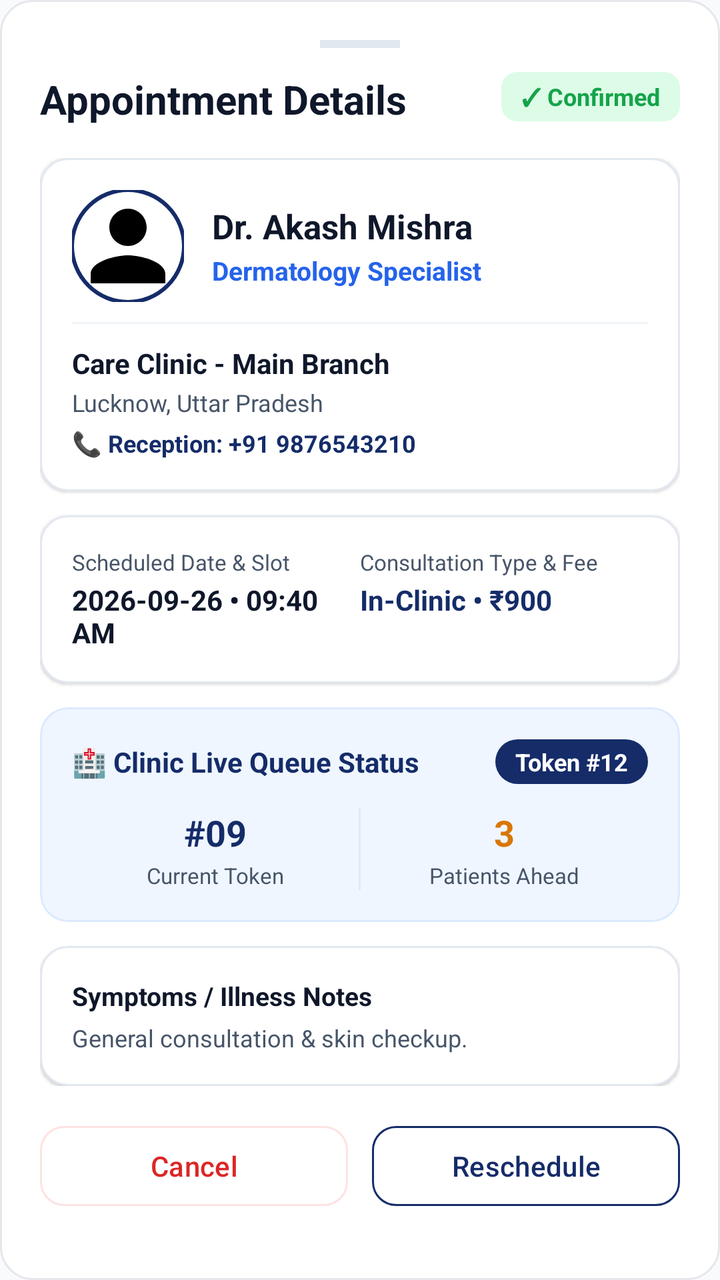
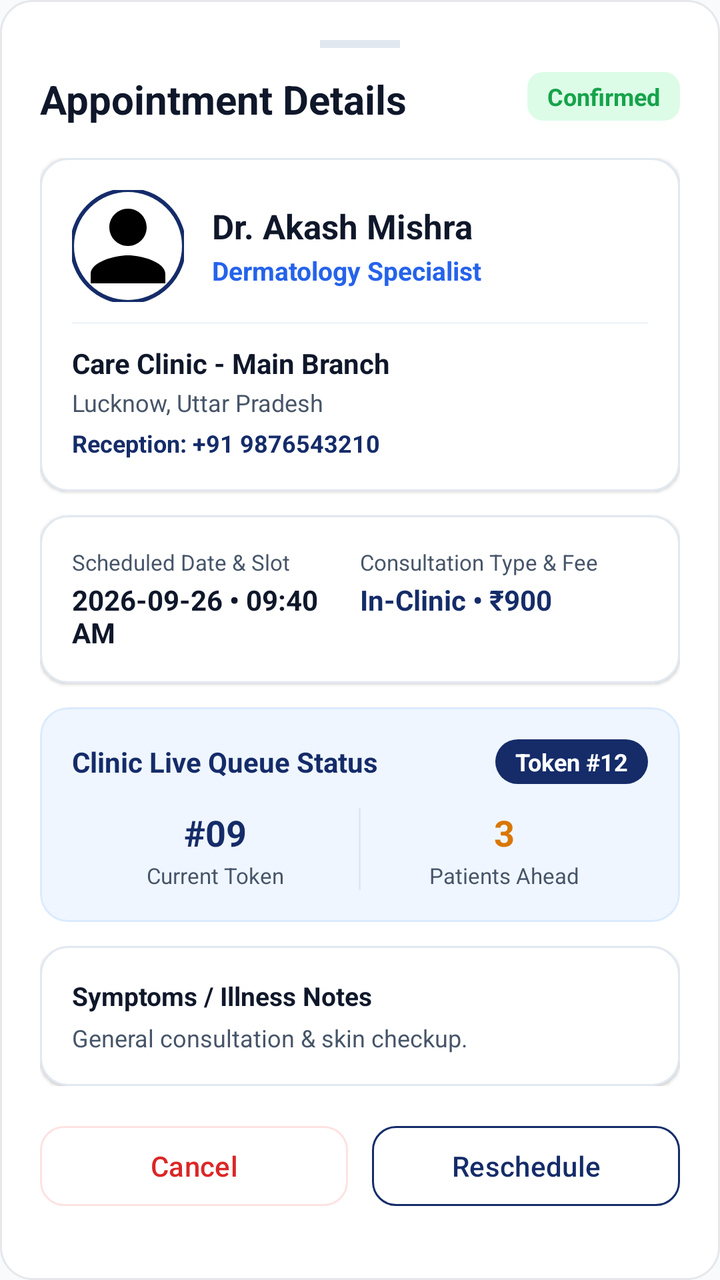

The first picture is an Android layout as it rendered before a commit; the second is the same layout after the commit. The layout source and the unified diff follow.
<!-- AndroidManifest.xml: application theme Theme.CareWell -->
<!-- res/layout/bottom_sheet_appointment_details.xml -->
<?xml version="1.0" encoding="utf-8"?>
<LinearLayout xmlns:android="http://schemas.android.com/apk/res/android"
    xmlns:app="http://schemas.android.com/apk/res-auto"
    android:layout_width="match_parent"
    android:layout_height="wrap_content"
    android:background="@drawable/bg_rounded_card"
    android:orientation="vertical"
    android:padding="20dp">

    
    <View
        android:layout_width="40dp"
        android:layout_height="4dp"
        android:layout_gravity="center_horizontal"
        android:layout_marginBottom="12dp"
        android:background="@color/card_stroke" />

    <RelativeLayout
        android:layout_width="match_parent"
        android:layout_height="wrap_content">

        <TextView
            android:layout_width="wrap_content"
            android:layout_height="wrap_content"
            android:layout_alignParentStart="true"
            android:text="Appointment Details"
            android:textColor="@color/text_primary"
            android:textSize="20sp"
            android:textStyle="bold" />

        <LinearLayout
            android:id="@+id/ll_detail_status_badge"
            android:layout_width="wrap_content"
            android:layout_height="wrap_content"
            android:layout_alignParentEnd="true"
            android:background="@drawable/bg_badge_verified"
            android:paddingHorizontal="10dp"
            android:paddingVertical="4dp">

            <TextView
                android:id="@+id/tv_detail_status"
                android:layout_width="wrap_content"
                android:layout_height="wrap_content"
                android:text="✓ Confirmed"
                android:textColor="@color/success_green"
                android:textSize="12sp"
                android:textStyle="bold" />
        </LinearLayout>
    </RelativeLayout>

    <ScrollView
        android:layout_width="match_parent"
        android:layout_height="wrap_content"
        android:layout_marginTop="16dp">

        <LinearLayout
            android:layout_width="match_parent"
            android:layout_height="wrap_content"
            android:orientation="vertical">

            
            <com.google.android.material.card.MaterialCardView
                android:layout_width="match_parent"
                android:layout_height="wrap_content"
                app:cardBackgroundColor="@color/surface_white"
                app:cardCornerRadius="14dp"
                app:cardElevation="1dp"
                app:strokeColor="@color/card_stroke"
                app:strokeWidth="1dp">

                <LinearLayout
                    android:layout_width="match_parent"
                    android:layout_height="wrap_content"
                    android:orientation="vertical"
                    android:padding="16dp">

                    <LinearLayout
                        android:layout_width="match_parent"
                        android:layout_height="wrap_content"
                        android:gravity="center_vertical"
                        android:orientation="horizontal">

                        <com.google.android.material.imageview.ShapeableImageView
                            android:id="@+id/iv_detail_doctor_image"
                            android:layout_width="56dp"
                            android:layout_height="56dp"
                            android:contentDescription="Doctor Photo"
                            android:scaleType="centerCrop"
                            android:src="@drawable/ic_user"
                            app:shapeAppearanceOverlay="@style/ShapeAppearanceOverlay.App.Circle"
                            app:strokeColor="@color/primary"
                            app:strokeWidth="2dp" />

                        <LinearLayout
                            android:layout_width="0dp"
                            android:layout_height="wrap_content"
                            android:layout_marginStart="14dp"
                            android:layout_weight="1"
                            android:orientation="vertical">

                            <TextView
                                android:id="@+id/tv_detail_doctor_name"
                                android:layout_width="wrap_content"
                                android:layout_height="wrap_content"
                                android:text="Dr. Akash Mishra"
                                android:textColor="@color/text_primary"
                                android:textSize="17sp"
                                android:textStyle="bold" />

                            <TextView
                                android:id="@+id/tv_detail_specialization"
                                android:layout_width="wrap_content"
                                android:layout_height="wrap_content"
                                android:layout_marginTop="2dp"
                                android:text="Dermatology Specialist"
                                android:textColor="@color/secondary"
                                android:textSize="13sp"
                                android:textStyle="bold" />
                        </LinearLayout>
                    </LinearLayout>

                    <View
                        android:layout_width="match_parent"
                        android:layout_height="1dp"
                        android:layout_marginVertical="10dp"
                        android:background="@color/divider" />

                    <TextView
                        android:id="@+id/tv_detail_clinic_name"
                        android:layout_width="wrap_content"
                        android:layout_height="wrap_content"
                        android:text="Care Clinic - Main Branch"
                        android:textColor="@color/text_primary"
                        android:textSize="14sp"
                        android:textStyle="bold" />

                    <TextView
                        android:id="@+id/tv_detail_clinic_address"
                        android:layout_width="wrap_content"
                        android:layout_height="wrap_content"
                        android:layout_marginTop="2dp"
                        android:text="Lucknow, Uttar Pradesh"
                        android:textColor="@color/text_secondary"
                        android:textSize="12sp" />

                    <TextView
                        android:id="@+id/tv_detail_reception_phone"
                        android:layout_width="wrap_content"
                        android:layout_height="wrap_content"
                        android:layout_marginTop="4dp"
                        android:text="📞 Reception: +91 9876543210"
                        android:textColor="@color/primary"
                        android:textSize="12sp"
                        android:textStyle="bold" />
                </LinearLayout>
            </com.google.android.material.card.MaterialCardView>

            
            <com.google.android.material.card.MaterialCardView
                android:layout_width="match_parent"
                android:layout_height="wrap_content"
                android:layout_marginTop="12dp"
                app:cardBackgroundColor="@color/surface_white"
                app:cardCornerRadius="14dp"
                app:cardElevation="1dp"
                app:strokeColor="@color/card_stroke"
                app:strokeWidth="1dp">

                <LinearLayout
                    android:layout_width="match_parent"
                    android:layout_height="wrap_content"
                    android:orientation="vertical"
                    android:padding="16dp">

                    <LinearLayout
                        android:layout_width="match_parent"
                        android:layout_height="wrap_content"
                        android:orientation="horizontal">

                        <LinearLayout
                            android:layout_width="0dp"
                            android:layout_height="wrap_content"
                            android:layout_weight="1"
                            android:orientation="vertical">

                            <TextView
                                android:layout_width="wrap_content"
                                android:layout_height="wrap_content"
                                android:text="Scheduled Date &amp; Slot"
                                android:textColor="@color/text_secondary"
                                android:textSize="11sp" />

                            <TextView
                                android:id="@+id/tv_detail_datetime"
                                android:layout_width="wrap_content"
                                android:layout_height="wrap_content"
                                android:layout_marginTop="2dp"
                                android:text="2026-09-26 • 09:40 AM"
                                android:textColor="@color/text_primary"
                                android:textSize="14sp"
                                android:textStyle="bold" />
                        </LinearLayout>

                        <LinearLayout
                            android:layout_width="0dp"
                            android:layout_height="wrap_content"
                            android:layout_weight="1"
                            android:orientation="vertical">

                            <TextView
                                android:layout_width="wrap_content"
                                android:layout_height="wrap_content"
                                android:text="Consultation Type &amp; Fee"
                                android:textColor="@color/text_secondary"
                                android:textSize="11sp" />

                            <TextView
                                android:id="@+id/tv_detail_type_fee"
                                android:layout_width="wrap_content"
                                android:layout_height="wrap_content"
                                android:layout_marginTop="2dp"
                                android:text="In-Clinic • ₹900"
                                android:textColor="@color/primary"
                                android:textSize="14sp"
                                android:textStyle="bold" />
                        </LinearLayout>

                    </LinearLayout>
                </LinearLayout>
            </com.google.android.material.card.MaterialCardView>

            
            <com.google.android.material.card.MaterialCardView
                android:id="@+id/card_queue_metrics"
                android:layout_width="match_parent"
                android:layout_height="wrap_content"
                android:layout_marginTop="12dp"
                app:cardBackgroundColor="@color/bg_blue_light"
                app:cardCornerRadius="14dp"
                app:cardElevation="0dp"
                app:strokeColor="@color/secondary_light"
                app:strokeWidth="1dp">

                <LinearLayout
                    android:layout_width="match_parent"
                    android:layout_height="wrap_content"
                    android:orientation="vertical"
                    android:padding="16dp">

                    <LinearLayout
                        android:layout_width="match_parent"
                        android:layout_height="wrap_content"
                        android:gravity="center_vertical"
                        android:orientation="horizontal">

                        <TextView
                            android:layout_width="0dp"
                            android:layout_height="wrap_content"
                            android:layout_weight="1"
                            android:text="🏥 Clinic Live Queue Status"
                            android:textColor="@color/primary"
                            android:textSize="14sp"
                            android:textStyle="bold" />

                        <TextView
                            android:id="@+id/tv_queue_token_num"
                            android:layout_width="wrap_content"
                            android:layout_height="wrap_content"
                            android:background="@drawable/bg_rounded_button"
                            android:backgroundTint="@color/primary"
                            android:paddingHorizontal="10dp"
                            android:paddingVertical="3dp"
                            android:text="Token #12"
                            android:textColor="@color/white"
                            android:textSize="12sp"
                            android:textStyle="bold" />
                    </LinearLayout>

                    
                    <LinearLayout
                        android:layout_width="match_parent"
                        android:layout_height="wrap_content"
                        android:layout_marginTop="12dp"
                        android:orientation="horizontal">

                        <LinearLayout
                            android:layout_width="0dp"
                            android:layout_height="wrap_content"
                            android:layout_weight="1"
                            android:gravity="center"
                            android:orientation="vertical">

                            <TextView
                                android:id="@+id/tv_queue_current_token"
                                android:layout_width="wrap_content"
                                android:layout_height="wrap_content"
                                android:text="#09"
                                android:textColor="@color/primary"
                                android:textSize="18sp"
                                android:textStyle="bold" />

                            <TextView
                                android:layout_width="wrap_content"
                                android:layout_height="wrap_content"
                                android:layout_marginTop="2dp"
                                android:text="Current Token"
                                android:textColor="@color/text_secondary"
                                android:textSize="11sp" />
                        </LinearLayout>

                        <View
                            android:layout_width="1dp"
                            android:layout_height="match_parent"
                            android:background="@color/card_stroke" />

                        <LinearLayout
                            android:layout_width="0dp"
                            android:layout_height="wrap_content"
                            android:layout_weight="1"
                            android:gravity="center"
                            android:orientation="vertical">

                            <TextView
                                android:id="@+id/tv_queue_patients_ahead"
                                android:layout_width="wrap_content"
                                android:layout_height="wrap_content"
                                android:text="3"
                                android:textColor="@color/warning_yellow"
                                android:textSize="18sp"
                                android:textStyle="bold" />

                            <TextView
                                android:layout_width="wrap_content"
                                android:layout_height="wrap_content"
                                android:layout_marginTop="2dp"
                                android:text="Patients Ahead"
                                android:textColor="@color/text_secondary"
                                android:textSize="11sp" />
                        </LinearLayout>

                    </LinearLayout>

                </LinearLayout>
            </com.google.android.material.card.MaterialCardView>

            
            <com.google.android.material.card.MaterialCardView
                android:id="@+id/card_patient_reason"
                android:layout_width="match_parent"
                android:layout_height="wrap_content"
                android:layout_marginTop="12dp"
                app:cardBackgroundColor="@color/surface_white"
                app:cardCornerRadius="14dp"
                app:cardElevation="1dp"
                app:strokeColor="@color/card_stroke"
                app:strokeWidth="1dp">

                <LinearLayout
                    android:layout_width="match_parent"
                    android:layout_height="wrap_content"
                    android:orientation="vertical"
                    android:padding="16dp">

                    <TextView
                        android:layout_width="wrap_content"
                        android:layout_height="wrap_content"
                        android:text="Symptoms / Illness Notes"
                        android:textColor="@color/text_primary"
                        android:textSize="13sp"
                        android:textStyle="bold" />

                    <TextView
                        android:id="@+id/tv_detail_reason"
                        android:layout_width="wrap_content"
                        android:layout_height="wrap_content"
                        android:layout_marginTop="4dp"
                        android:text="General consultation &amp; skin checkup."
                        android:textColor="@color/text_secondary"
                        android:textSize="12sp" />
                </LinearLayout>
            </com.google.android.material.card.MaterialCardView>

            
            <com.google.android.material.card.MaterialCardView
                android:id="@+id/card_prescription_detail"
                android:layout_width="match_parent"
                android:layout_height="wrap_content"
                android:layout_marginTop="12dp"
                android:visibility="gone"
                app:cardBackgroundColor="#F0FDF4"
                app:cardCornerRadius="14dp"
                app:cardElevation="1dp"
                app:strokeColor="#86EFAC"
                app:strokeWidth="1dp">

                <LinearLayout
                    android:layout_width="match_parent"
                    android:layout_height="wrap_content"
                    android:orientation="vertical"
                    android:padding="16dp">

                    <TextView
                        android:layout_width="wrap_content"
                        android:layout_height="wrap_content"
                        android:text="💊 Doctor Prescription &amp; Medicines"
                        android:textColor="#166534"
                        android:textSize="13sp"
                        android:textStyle="bold" />

                    <TextView
                        android:id="@+id/tv_detail_prescription_text"
                        android:layout_width="wrap_content"
                        android:layout_height="wrap_content"
                        android:layout_marginTop="4dp"
                        android:text="Tab Paracetamol 650mg (1-0-1 after food x 3 days)"
                        android:textColor="#14532D"
                        android:textSize="13sp" />
                </LinearLayout>
            </com.google.android.material.card.MaterialCardView>

        </LinearLayout>
    </ScrollView>

    
    <LinearLayout
        android:layout_width="match_parent"
        android:layout_height="wrap_content"
        android:layout_marginTop="16dp"
        android:orientation="horizontal">

        <com.google.android.material.button.MaterialButton
            android:id="@+id/btn_detail_cancel"
            style="@style/Widget.Material3.Button.OutlinedButton"
            android:layout_width="0dp"
            android:layout_height="48dp"
            android:layout_marginEnd="6dp"
            android:layout_weight="1"
            android:text="Cancel"
            android:textColor="@color/error_red"
            app:cornerRadius="12dp"
            app:strokeColor="@color/error_light" />

        <com.google.android.material.button.MaterialButton
            android:id="@+id/btn_detail_reschedule"
            style="@style/Widget.Material3.Button.OutlinedButton"
            android:layout_width="0dp"
            android:layout_height="48dp"
            android:layout_marginStart="6dp"
            android:layout_weight="1"
            android:text="Reschedule"
            android:textColor="@color/primary"
            app:cornerRadius="12dp"
            app:strokeColor="@color/primary" />
    </LinearLayout>

</LinearLayout>
<!-- resources referenced by this layout -->
<resources>
  <color name="bg_blue_light">#EFF6FF</color>
  <color name="card_stroke">#E2E8F0</color>
  <color name="divider">#F1F5F9</color>
  <color name="error_light">#FEE2E2</color>
  <color name="error_red">#DC2626</color>
  <color name="primary">#152C69</color>
  <color name="secondary">#2563EB</color>
  <color name="secondary_light">#DBEAFE</color>
  <color name="success_green">#16A34A</color>
  <color name="surface_white">#FFFFFF</color>
  <color name="text_primary">#0F172A</color>
  <color name="text_secondary">#475569</color>
  <color name="warning_yellow">#D97706</color>
  <color name="white">#FFFFFF</color>
  <!-- drawable bg_badge_verified (drawable) -->
  <?xml version="1.0" encoding="utf-8"?>
  <shape xmlns:android="http://schemas.android.com/apk/res/android"
      android:shape="rectangle">
      <solid android:color="@color/success_light" />
      <corners android:radius="8dp" />
  </shape>
  <!-- drawable bg_rounded_button (drawable) -->
  <?xml version="1.0" encoding="utf-8"?>
  <shape xmlns:android="http://schemas.android.com/apk/res/android"
      android:shape="rectangle">
      <solid android:color="#16327D" />
      <corners android:radius="12dp" />
  </shape>
  <!-- drawable bg_rounded_card (drawable) -->
  <?xml version="1.0" encoding="utf-8"?>
  <shape xmlns:android="http://schemas.android.com/apk/res/android"
      android:shape="rectangle">
      <solid android:color="#FFFFFF" />
      <stroke
          android:width="1dp"
          android:color="#E5E7EB" />
      <corners android:radius="16dp" />
  </shape>
  <!-- drawable ic_user (drawable) -->
  <vector xmlns:android="http://schemas.android.com/apk/res/android"
      android:width="24dp"
      android:height="24dp"
      android:viewportWidth="24"
      android:viewportHeight="24">
      <path
          android:fillColor="#FF000000"
          android:pathData="M12,12c2.21,0 4,-1.79 4,-4s-1.79,-4 -4,-4 -4,1.79 -4,4 1.79,4 4,4zm0,2c-2.67,0 -8,1.34 -8,4v2h16v-2c0,-2.66 -5.33,-4 -8,-4z"/>
  </vector>
  <style name="ShapeAppearanceOverlay.App.Circle" parent="">
          <item name="cornerSize">50%</item>
      </style>
  <style name="Theme.CareWell" parent="Base.Theme.CareWell" />
  <color name="success_light">#DCFCE7</color>
  <style name="Base.Theme.CareWell" parent="Theme.Material3.Light.NoActionBar">
          <item name="colorPrimary">@color/primary</item>
          <item name="colorPrimaryVariant">@color/primary_dark</item>
          <item name="colorOnPrimary">@color/white</item>
          <item name="colorSecondary">@color/secondary</item>
          <item name="colorSecondaryVariant">@color/secondary</item>
          <item name="colorOnSecondary">@color/white</item>
          <item name="android:statusBarColor">@color/white</item>
          <item name="android:windowLightStatusBar">true</item>
          <item name="android:windowBackground">@color/background_light</item>
          <item name="colorSecondaryContainer">@color/primary_light</item>
          <item name="colorOnSecondaryContainer">@color/primary</item>
          <item name="android:navigationBarColor">@color/white</item>
          <item name="android:windowLightNavigationBar" tools:targetApi="o_mr1">true</item>
      </style>
  <color name="primary_dark">#0D1D47</color>
  <color name="background_light">#F8FAFC</color>
  <color name="primary_light">#EEF4FF</color>
</resources>

<!-- the commit's change to res/layout/bottom_sheet_appointment_details.xml (unified diff, before → after) -->
@@ -41,7 +41,7 @@
                 android:id="@+id/tv_detail_status"
                 android:layout_width="wrap_content"
                 android:layout_height="wrap_content"
-                android:text="✓ Confirmed"
+                android:text="Confirmed"
                 android:textColor="@color/success_green"
                 android:textSize="12sp"
                 android:textStyle="bold" />
@@ -148,7 +148,7 @@
                         android:layout_width="wrap_content"
                         android:layout_height="wrap_content"
                         android:layout_marginTop="4dp"
-                        android:text="📞 Reception: +91 9876543210"
+                        android:text="Reception: +91 9876543210"
                         android:textColor="@color/primary"
                         android:textSize="12sp"
                         android:textStyle="bold" />
@@ -257,7 +257,7 @@
                             android:layout_width="0dp"
                             android:layout_height="wrap_content"
                             android:layout_weight="1"
-                            android:text="🏥 Clinic Live Queue Status"
+                            android:text="Clinic Live Queue Status"
                             android:textColor="@color/primary"
                             android:textSize="14sp"
                             android:textStyle="bold" />
@@ -402,7 +402,7 @@
                     <TextView
                         android:layout_width="wrap_content"
                         android:layout_height="wrap_content"
-                        android:text="💊 Doctor Prescription &amp; Medicines"
+                        android:text="Doctor Prescription &amp; Medicines"
                         android:textColor="#166534"
                         android:textSize="13sp"
                         android:textStyle="bold" />
